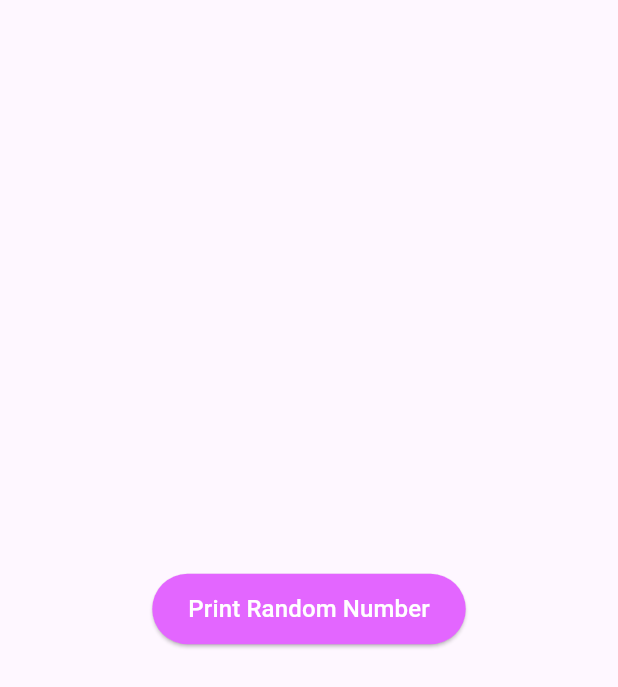
After one commit to sk123411/flutter_course, a Flutter app: the screen it shows after launch, on a phone screen of 412 x 824 dp. The commit adds this screen. Shown: the top 687 px of the screen. Run offline on Flutter 3.47's test engine with Material 3 defaults, Android fonts, the phone set to English and light mode, and no system bars; our stand-ins replace dio, get, google_fonts, shared_preferences.

Commit message:
Usage of Helper methods in flutter

```diff
--- a/lib/custom_widgets/custom_button.dart
+++ b/lib/custom_widgets/custom_button.dart
@@ -1,4 +1,5 @@
 import 'package:flutter/material.dart';
+import 'package:flutter_course/utils/helper_methods.dart';
 
 class CustomButton extends StatelessWidget {
   final String label;
@@ -15,7 +16,7 @@ class CustomButton extends StatelessWidget {
     return ElevatedButton(
       onPressed: onPressed,
       style: ElevatedButton.styleFrom(
-        backgroundColor: Colors.blue,
+        backgroundColor: HelperMethods.hexToColor("#e366ff"),
         padding: const EdgeInsets.symmetric(horizontal: 24, vertical: 12),
       ),
       child: Text(label, style: const TextStyle(fontSize: 16,color: Colors.white)),
--- /dev/null
+++ b/lib/helper_methods_screen.dart
@@ -0,0 +1,90 @@
+import 'package:flutter/material.dart';
+import 'package:flutter_course/custom_widgets/custom_button.dart';
+import 'package:flutter_course/utils/helper_methods.dart';
+
+class HelperMethodsScreen extends StatefulWidget {
+  const HelperMethodsScreen({super.key});
+
+  @override
+  State<HelperMethodsScreen> createState() => _HelperMethodsScreenState();
+}
+
+class _HelperMethodsScreenState extends State<HelperMethodsScreen> {
+
+  @override
+  void initState() {
+    super.initState();
+  testHelperMethods();
+
+  }
+
+
+
+  void testHelperMethods() {
+    String? nullableString = "test";
+    print("✅ String is not null or empty: ${HelperMethods.isNotNullOrEmpty(nullableString)}");
+
+    print("🎨 Hex to Color: ${HelperMethods.hexToColor('#FF5733')}");
+
+    print("💰 Format currency: ${HelperMethods.formatCurrency('999')}");
+
+    print("📅 Format date: ${HelperMethods.formatDate(DateTime.now())}");
+
+    print("📅 From timestamp: ${HelperMethods.formatDateFromTimestamp(DateTime.now().millisecondsSinceEpoch)}");
+
+    print("🔤 Capitalize: ${HelperMethods.capitalize('hello world')}");
+
+    print("🔠 Initials: ${HelperMethods.getInitials('John Doe')}");
+
+    print("✂️ Truncate: ${HelperMethods.truncateText('This is a long sentence that needs truncation.', maxLength: 25)}");
+
+    print("🔢 With commas: ${HelperMethods.formatWithCommas(123456789)}");
+
+    print("👍 Bool to Yes/No: ${HelperMethods.boolToYesNo(true)}");
+
+    // Note: showSnackBar can't be demonstrated in a test method – requires BuildContext
+
+    print("🚫 Clean whitespace: '${HelperMethods.cleanWhiteSpace('  Hello   World  ')}'");
+
+    print("📝 Title case: ${HelperMethods.toTitleCase('flutter is amazing')}");
+
+    print("💾 File size: ${HelperMethods.formatFileSize(1048576)}"); // 1MB
+
+    print("⏱️ Time ago: ${HelperMethods.timeAgo(DateTime.now().subtract(Duration(minutes: 45)))}");
+
+    print("📧 Email valid: ${HelperMethods.isValidEmail('test@example.com')}");
+
+    print("📱 Format phone: ${HelperMethods.formatPhone('9876543210')}");
+
+    print("🔢 Extract digits: ${HelperMethods.extractDigits('Phone: +91-98765-43210')}");
+
+    print("🔣 Parse int: ${HelperMethods.parseInt('1234')}");
+
+    print("🔣 Parse double: ${HelperMethods.parseDouble('12.34')}");
+
+    print("🎲 Generate random number: ${HelperMethods.generateRandom(10, 100)}");
+  }
+
+
+
+  @override
+  Widget build(BuildContext context) {
+    return Center(
+      child: Column(
+        children: [
+          CustomButton(
+              label: "Print Random Number",
+              onPressed: () {
+
+                var number = HelperMethods.generateRandom(10, 15);
+                print("Number $number");
+              }),
+          SizedBox(height: 12,),
+
+
+        ],
+        mainAxisAlignment: MainAxisAlignment.center,
+      ),
+    );
+  }
+}
--- a/lib/main.dart
+++ b/lib/main.dart
@@ -11,6 +11,7 @@ import 'package:flutter_course/api_service/api_test_screen.dart';
 import 'package:flutter_course/custom_fonts/custom_font_screen.dart';
 import 'package:flutter_course/custom_widgets/custom_screen.dart';
 import 'package:flutter_course/form/sign_up_card.dart';
+import 'package:flutter_course/helper_methods_screen.dart';
 import 'package:flutter_course/navigation_and_routes/parent_screen.dart';
 import 'package:flutter_course/navigation_and_routes/screen_five.dart';
 import 'package:flutter_course/navigation_and_routes/screen_four.dart';
@@ -37,12 +38,11 @@ class MyApp extends StatelessWidget {
     return MaterialApp(
       title: 'Flutter Demo',
       theme: ThemeData(
-        textTheme: GoogleFonts.caveatTextTheme(),
         colorScheme: ColorScheme.fromSeed(seedColor: Colors.deepPurple),
         useMaterial3: true,
       ),
       home: Scaffold(
-        body: CustomFontScreen()
+        body: HelperMethodsScreen()
       ),
 
 
--- /dev/null
+++ b/lib/utils/helper_methods.dart
@@ -0,0 +1,159 @@
+import 'dart:math';
+import 'dart:ui';
+
+import 'package:flutter/material.dart';
+import 'package:intl/intl.dart';
+
+class HelperMethods {
+
+/*
+  Helper methods are small, reusable utility functions that perform common tasks
+  (like formatting text, dates, or colors) and help keep
+  your main code clean and readable.
+*/
+
+/*
+
+  ✅ Why Use Helper Methods?
+  Avoid code repetition
+  Improve readability
+  Centralize logic
+  Easier maintenance
+
+*/
+
+
+  /// Generate a random number within a range
+  static int generateRandom(int min, int max) {
+    final random = Random();
+    return min + random.nextInt(max - min);
+  }
+
+  /// Convert hex string like "#FF5733" or "FF5733" to [Color]
+  static Color hexToColor(String hex) {
+    hex = hex.replaceAll('#', '');
+    if (hex.length == 6) hex = 'FF$hex'; // add alpha if missing
+    return Color(int.parse(hex, radix: 16));
+  }
+
+  /// Check if a string is not null or empty (or just whitespace)
+  static bool isNotNullOrEmpty(String? str) {
+    return str != null && str.trim().isNotEmpty;
+  }
+
+  /// Format currency from string like "999" => "Rs 999/-"
+  static String formatCurrency(String? amount) {
+    if (!isNotNullOrEmpty(amount)) return 'Rs 0/-';
+    return 'Rs ${amount!.trim()}/-';
+  }
+
+  /// Format DateTime or timestamp to readable date string
+  static String formatDate(DateTime date, {String pattern = 'dd MMM yyyy'}) {
+    return DateFormat(pattern).format(date);
+  }
+
+  /// Format from timestamp (int milliseconds) to readable string
+  static String formatDateFromTimestamp(int timestamp, {String pattern = 'dd MMM yyyy'}) {
+    return DateFormat(pattern).format(DateTime.fromMillisecondsSinceEpoch(timestamp));
+  }
+
+  /// Capitalize the first letter of a string
+  static String capitalize(String input) {
+    if (!isNotNullOrEmpty(input)) return '';
+    return input[0].toUpperCase() + input.substring(1);
+  }
+
+  /// Return initials from full name: "John Doe" => "JD"
+  static String getInitials(String name) {
+    if (!isNotNullOrEmpty(name)) return '';
+    final parts = name.trim().split(' ');
+    return parts.map((e) => e.isNotEmpty ? e[0].toUpperCase() : '').join();
+  }
+
+  /// Truncate text with ellipsis if it's too long
+  static String truncateText(String text, {int maxLength = 20}) {
+    if (text.length <= maxLength) return text;
+    return '${text.substring(0, maxLength)}...';
+  }
+
+  /// Format number with commas e.g. 1000000 => 1,000,000
+  static String formatWithCommas(num number) {
+    final formatter = NumberFormat('#,###');
+    return formatter.format(number);
+  }
+
+
+
+
+  /// Convert bool to Yes/No
+  static String boolToYesNo(bool value) => value ? 'Yes' : 'No';
+
+
+
+  static void showSnackBar(BuildContext context, String message,
+      {Color backgroundColor = Colors.black}) {
+    ScaffoldMessenger.of(context).showSnackBar(
+      SnackBar(content: Text(message), backgroundColor: backgroundColor),
+    );
+  }
+
+  /// Remove extra white spaces from a string
+  static String cleanWhiteSpace(String input) {
+    return input.trim().replaceAll(RegExp(r'\s+'), ' ');
+  }
+
+  /// Convert a string to title case
+  static String toTitleCase(String input) {
+    if (!isNotNullOrEmpty(input)) return '';
+    return input.split(' ').map((word) {
+      if (word.isEmpty) return '';
+      return word[0].toUpperCase() + word.substring(1).toLowerCase();
+    }).join(' ');
+  }
+
+  /// Convert file size in bytes to readable format (e.g., KB, MB)
+  static String formatFileSize(int bytes) {
+    if (bytes < 1024) return "$bytes B";
+    if (bytes < 1024 * 1024) return "${(bytes / 1024).toStringAsFixed(2)} KB";
+    return "${(bytes / (1024 * 1024)).toStringAsFixed(2)} MB";
+  }
+
+  /// Get time difference from now as a readable string (e.g., "2 hours ago")
+  static String timeAgo(DateTime dateTime) {
+    final duration = DateTime.now().difference(dateTime);
+    if (duration.inDays > 0) return '${duration.inDays} day(s) ago';
+    if (duration.inHours > 0) return '${duration.inHours} hour(s) ago';
+    if (duration.inMinutes > 0) return '${duration.inMinutes} minute(s) ago';
+    return 'Just now';
+  }
+
+  /// Validate email format
+  static bool isValidEmail(String email) {
+    final emailRegex = RegExp(r'^[\w-\.]+@([\w-]+\.)+[\w-]{2,4}$');
+    return emailRegex.hasMatch(email);
+  }
+
+  /// Format phone number for display
+  static String formatPhone(String phone) {
+    if (phone.length == 10) {
+      return '(${phone.substring(0, 3)}) ${phone.substring(3, 6)}-${phone.substring(6)}';
+    }
+    return phone;
+  }
+
+  /// Return only digits from a string
+  static String extractDigits(String input) {
+    return input.replaceAll(RegExp(r'\D'), '');
+  }
+
+  /// Parse string to int safely
+  static int parseInt(String value, {int fallback = 0}) {
+    return int.tryParse(value) ?? fallback;
+  }
+
+  /// Parse string to double safely
+  static double parseDouble(String value, {double fallback = 0.0}) {
+    return double.tryParse(value) ?? fallback;
+  }
+
+}
--- a/pubspec.yaml
+++ b/pubspec.yaml
@@ -39,6 +39,7 @@ dependencies:
   dio: ^5.8.0+1
   shared_preferences: ^2.5.3
   google_fonts: ^6.2.1
+  intl: ^0.20.2
 
 dev_dependencies:
   flutter_test:
```
